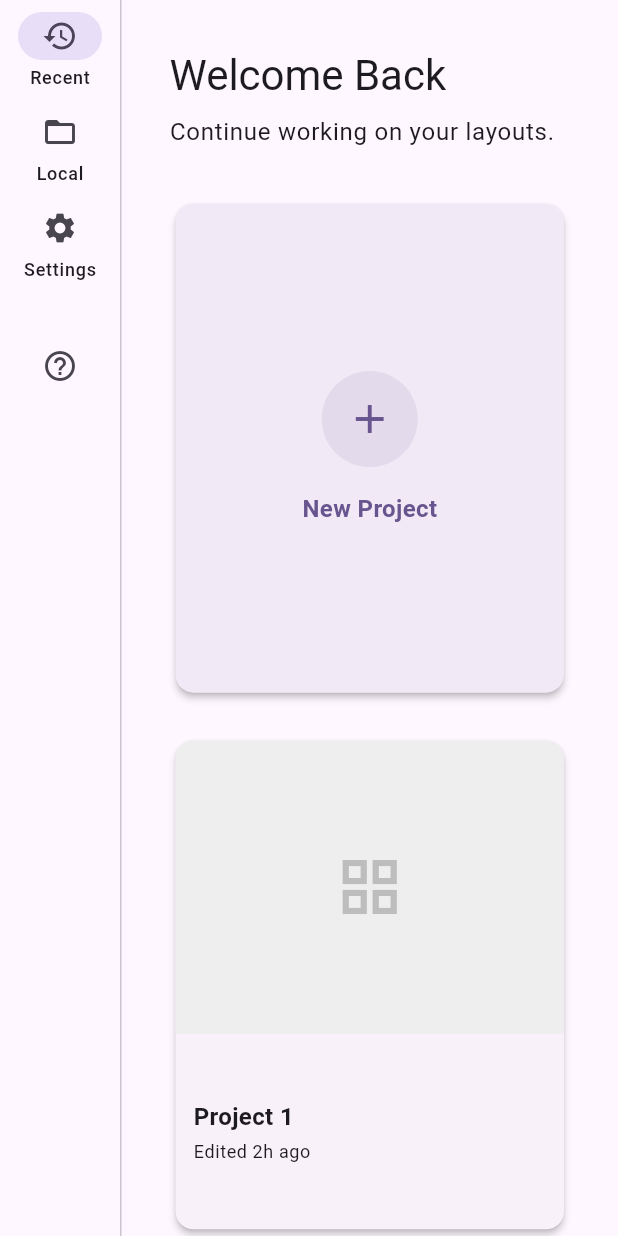
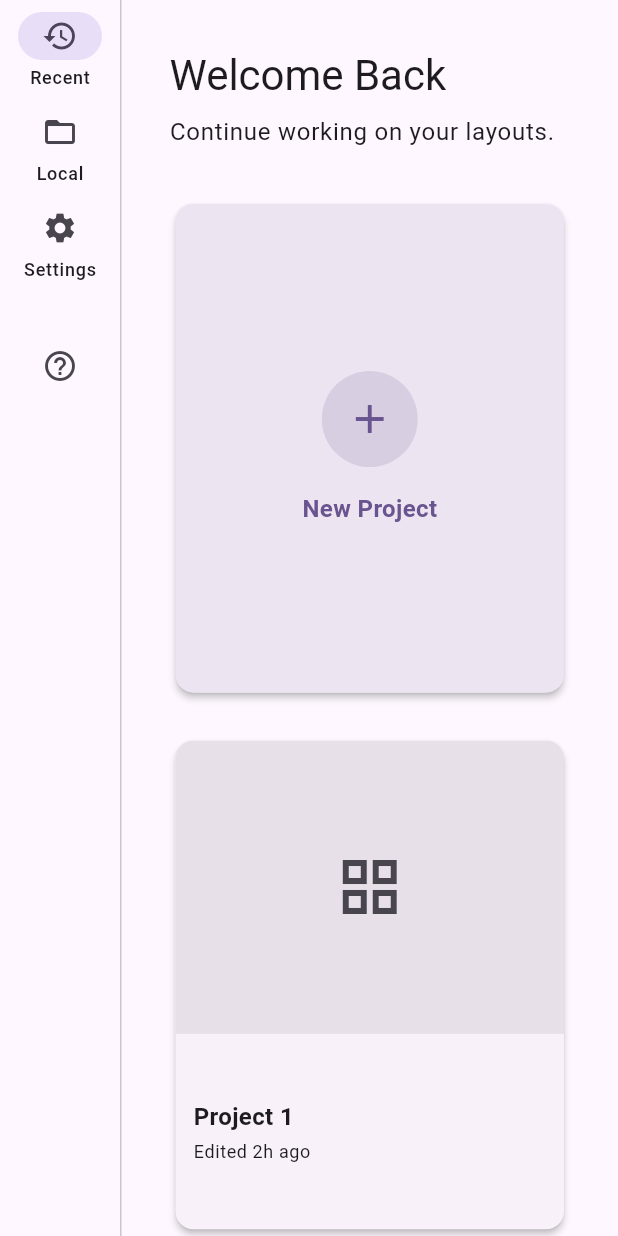
Before and after one commit to check5004/MIDI-Visualizer-Studio, a Flutter app: the screen it shows after launch, on a phone screen of 412 x 824 dp. Run offline on Flutter 3.47's test engine with Material 3 defaults, Android fonts, the light colour scheme and no system bars; our stand-ins replace file_picker, flutter_bloc, freezed_annotation, go_router, shared_preferences; missing offline and left inert: flutter_midi_command, window_manager.

Commit message:
refactor: Update home screen cards to use colorScheme for theme consistency.

```diff
--- a/midi_visualizer_studio/lib/features/home/ui/home_screen.dart
+++ b/midi_visualizer_studio/lib/features/home/ui/home_screen.dart
@@ -112,6 +112,7 @@ class _HomeScreenState extends State<HomeScreen> {
 class _NewProjectCard extends StatelessWidget {
   @override
   Widget build(BuildContext context) {
+    final colorScheme = Theme.of(context).colorScheme;
     return Card(
       clipBehavior: Clip.antiAlias,
       elevation: 2,
@@ -123,22 +124,19 @@ class _NewProjectCard extends StatelessWidget {
           context.push('/editor/${project.id}', extra: project);
         },
         child: Container(
-          color: Theme.of(context).primaryColor.withValues(alpha: 0.05),
+          color: colorScheme.primary.withValues(alpha: 0.08),
           child: Column(
             mainAxisAlignment: MainAxisAlignment.center,
             children: [
               Container(
                 padding: const EdgeInsets.all(16),
-                decoration: BoxDecoration(
-                  color: Theme.of(context).primaryColor.withValues(alpha: 0.1),
-                  shape: BoxShape.circle,
-                ),
-                child: Icon(Icons.add, size: 32, color: Theme.of(context).primaryColor),
+                decoration: BoxDecoration(color: colorScheme.primary.withValues(alpha: 0.15), shape: BoxShape.circle),
+                child: Icon(Icons.add, size: 32, color: colorScheme.primary),
               ),
               const SizedBox(height: 16),
               Text(
                 'New Project',
-                style: TextStyle(fontSize: 16, fontWeight: FontWeight.bold, color: Theme.of(context).primaryColor),
+                style: TextStyle(fontSize: 16, fontWeight: FontWeight.bold, color: colorScheme.primary),
               ),
             ],
           ),
@@ -155,6 +153,7 @@ class _ProjectCard extends StatelessWidget {
 
   @override
   Widget build(BuildContext context) {
+    final colorScheme = Theme.of(context).colorScheme;
     return Card(
       clipBehavior: Clip.antiAlias,
       elevation: 2,
@@ -169,8 +168,8 @@ class _ProjectCard extends StatelessWidget {
             Expanded(
               flex: 3,
               child: Container(
-                color: Colors.grey[200],
-                child: Center(child: Icon(Icons.grid_view, size: 48, color: Colors.grey[400])),
+                color: colorScheme.surfaceContainerHighest,
+                child: Center(child: Icon(Icons.grid_view, size: 48, color: colorScheme.onSurfaceVariant)),
               ),
             ),
             Expanded(
```
